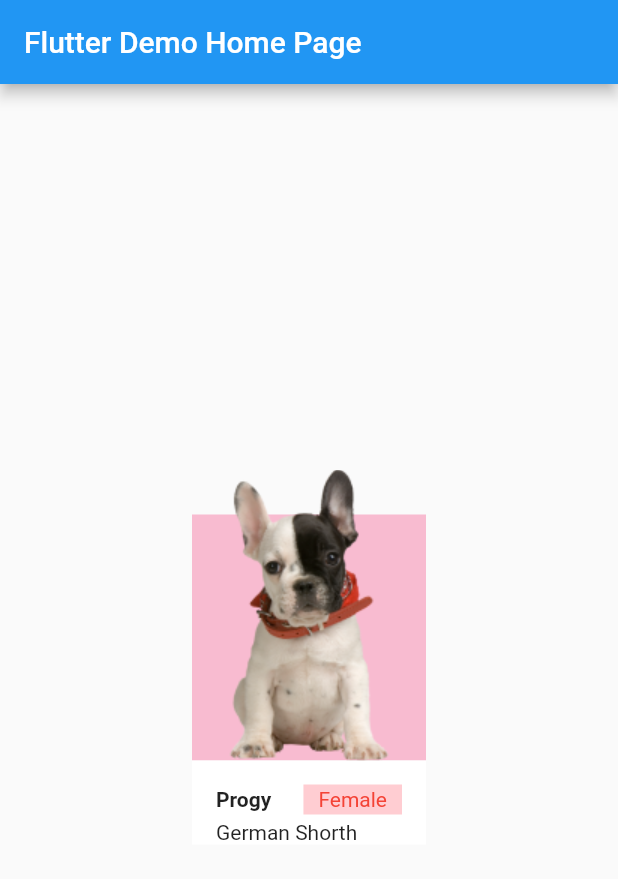
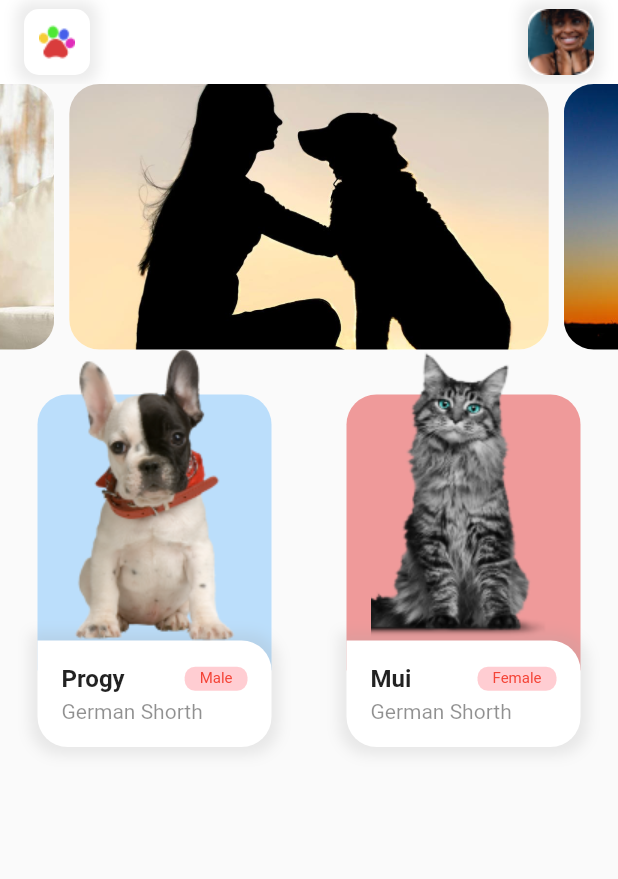
Before and after one commit to brostopchat/test-flutter-project, a Flutter app: the screen it shows after launch, on a phone screen of 412 x 824 dp. Shown: the top 879 px of the screen. Run offline on Flutter 3.47's test engine with Material 2 defaults, Android fonts, the phone set to English and light mode, and no system bars; drawn by our look-alikes of carousel_slider; project files that could hold a hidden picture were left out.

Commit message:
Visual edit
Added:
-slider
-header button
Restruct project to folders

```diff
--- a/flutter_application_1/lib/main.dart
+++ b/flutter_application_1/lib/main.dart
@@ -1,4 +1,8 @@
 import 'package:flutter/material.dart';
+import 'package:flutter_application_1/widgets/galery_slider.dart';
+
+import 'widgets/product_widget.dart';
+import 'widgets/top_button.dart';
 
 void main() {
   runApp(const MyApp());
@@ -15,7 +19,7 @@ class MyApp extends StatelessWidget {
       theme: ThemeData(
         primarySwatch: Colors.blue,
       ),
-      home: const MyHomePage(title: 'Flutter Demo Home Page'),
+      home: const MyHomePage(title: 'Test'),
     );
   }
 }
@@ -34,82 +38,60 @@ class _MyHomePageState extends State<MyHomePage> {
   Widget build(BuildContext context) {
     return Scaffold(
       appBar: AppBar(
-        title: Text(widget.title),
-      ),
-      body: Center(
-        child: Column(
-          mainAxisAlignment: MainAxisAlignment.center,
-          children: <Widget>[
-            Container(
-              width: 156,
-              height: 254,
+        elevation: 0,
+        backgroundColor: Colors.white,
+        title: Container(
           child: Column(
             children: [
-                  Stack(
-                    children: [
-                      Positioned(
-                        child: Container(
-                          color: Colors.pink[100],
-                          width: 156,
-                          height: 164,
-                        ),
-                        bottom: 0,
-                      ),
-                      Center(
-                        child: Container(
-                          child: Image.asset('assets/image/dog1.png'),
-                        ),
-                      )
-                    ],
-                  ),
-                  Container(
-                    color: Colors.white,
-                    child: Column(
-                      children: [
-                        Container(
-                          padding: EdgeInsets.fromLTRB(16, 16, 16, 0),
-                          child: Row(
+              Row(
                 mainAxisAlignment: MainAxisAlignment.spaceBetween,
                 children: [
-                              Container(
-                                child: Text(
-                                  'Progy',
-                                  style: TextStyle(
-                                    fontWeight: FontWeight.bold,
+                  TopButton(
+                    imageName: 'assets/button/pawprint.png',
                   ),
+                  TopButton(
+                    imageName: 'assets/button/profileImage.png',
                   ),
-                              ),
-                              Container(
-                                child: Text(
-                                  'Female',
-                                  style: TextStyle(color: Colors.red[500]),
-                                ),
-                                padding: EdgeInsets.fromLTRB(10, 2, 10, 2),
-                                color: Colors.red[100],
+                ],
               ),
             ],
           ),
         ),
-                        Container(
-                          padding: EdgeInsets.fromLTRB(16, 4, 0, 0),
-                          child: Row(
+      ),
+      body: SingleChildScrollView(
+        child: Column(
+          mainAxisAlignment: MainAxisAlignment.center,
+          children: <Widget>[
+            Row(
               children: [
-                              Container(
-                                child: Text(
-                                  'German Shorth',
-                                  style: TextStyle(
-                                    fontFamily: '',
-                                  ),
-                                ),
-                              )
+                GalerySlider(
+                  galeryItem: [
+                    'assets/image/galery1.jpg',
+                    'assets/image/galery2.jpg',
+                    'assets/image/galery3.jpg',
+                    'assets/image/galery4.jpg',
                   ],
-                          ),
-                        )
-                      ],
-                    ),
                 ),
               ],
             ),
+            Row(
+              mainAxisAlignment: MainAxisAlignment.spaceAround,
+              children: [
+                ProductWidget(
+                  image: 'assets/image/dog1.png',
+                  name: 'Progy',
+                  sex: 'Male',
+                  subName: 'German Shorth',
+                  backgroundColor: Colors.blue[100],
+                ),
+                ProductWidget(
+                  image: 'assets/image/cat1.png',
+                  name: 'Mui',
+                  sex: 'Female',
+                  subName: 'German Shorth',
+                  backgroundColor: Colors.red[200],
+                ),
+              ],
             ),
           ],
         ),
--- /dev/null
+++ b/flutter_application_1/lib/widgets/galery_slider.dart
@@ -0,0 +1,43 @@
+import 'package:flutter/material.dart';
+import 'package:carousel_slider/carousel_slider.dart';
+
+class GalerySlider extends StatelessWidget {
+  List<String> galeryItem = [];
+  GalerySlider({
+    required List<String> galeryItem,
+  }) {
+    this.galeryItem = galeryItem;
+  }
+  @override
+  Widget build(BuildContext context) {
+    return Container(
+      width: MediaQuery.of(context).size.width,
+      child: CarouselSlider(
+        options: CarouselOptions(height: 177),
+        items: galeryItem.map((i) {
+          return Builder(
+            builder: (BuildContext context) {
+              return Container(
+                width: 327,
+                height: 177,
+                margin: EdgeInsets.symmetric(horizontal: 5.0),
+                decoration: BoxDecoration(
+                    color: Colors.white,
+                    borderRadius: BorderRadius.circular(20)),
+                clipBehavior: Clip.antiAlias,
+                child: Image.asset(
+                  i,
+                  fit: BoxFit.fitWidth,
+                ),
+                // child: Text(
+                //   'text $i',
+                //   style: TextStyle(fontSize: 16.0),
+                // ),
+              );
+            },
+          );
+        }).toList(),
+      ),
+    );
+  }
+}
--- /dev/null
+++ b/flutter_application_1/lib/widgets/product_widget.dart
@@ -0,0 +1,129 @@
+import 'package:flutter/material.dart';
+
+class ProductWidget extends StatelessWidget {
+  String? image;
+  String? name;
+  String? sex;
+  String? subName;
+  Color? backgroundColor;
+  ProductWidget({
+    String? image,
+    String? name,
+    String? sex,
+    String? subName,
+    Color? backgroundColor,
+  }) {
+    this.image = image;
+    this.name = name;
+    this.sex = sex;
+    this.subName = subName;
+    this.backgroundColor = backgroundColor;
+  }
+
+  @override
+  Widget build(BuildContext context) {
+    return Container(
+      width: 156,
+      child: Column(
+        children: [
+          Stack(
+            clipBehavior: Clip.none,
+            children: [
+              Container(
+                child: Positioned(
+                  child: Container(
+                    width: 156,
+                    height: 184,
+                    decoration: BoxDecoration(
+                      color: backgroundColor,
+                      borderRadius: BorderRadius.only(
+                        topLeft: Radius.circular(20),
+                        topRight: Radius.circular(20),
+                      ),
+                    ),
+                  ),
+                  bottom: -20,
+                ),
+              ),
+              Center(
+                child: Container(
+                  child: Image.asset(
+                    image!,
+                  ),
+                ),
+              ),
+            ],
+          ),
+          Container(
+            child: Column(
+              children: [
+                Container(
+                  padding: EdgeInsets.fromLTRB(16, 16, 16, 0),
+                  child: Row(
+                    mainAxisAlignment: MainAxisAlignment.spaceBetween,
+                    children: [
+                      Container(
+                        child: Text(
+                          name.toString(),
+                          style: TextStyle(
+                            fontWeight: FontWeight.bold,
+                            fontSize: 16,
+                          ),
+                        ),
+                      ),
+                      Container(
+                        child: Text(
+                          sex.toString(),
+                          style: TextStyle(
+                            color: Colors.red[500],
+                            fontSize: 10,
+                          ),
+                        ),
+                        padding: EdgeInsets.fromLTRB(10, 2, 10, 2),
+                        decoration: BoxDecoration(
+                            color: Colors.red[100],
+                            borderRadius: BorderRadius.all(Radius.circular(7))),
+                      ),
+                    ],
+                  ),
+                ),
+                Container(
+                  padding: EdgeInsets.fromLTRB(16, 4, 0, 16),
+                  child: Row(
+                    children: [
+                      Container(
+                        child: Opacity(
+                          opacity: 0.5,
+                          child: Text(
+                            subName.toString(),
+                            style: TextStyle(fontFamily: '', fontSize: 14),
+                          ),
+                        ),
+                      ),
+                    ],
+                  ),
+                ),
+              ],
+            ),
+            decoration: BoxDecoration(
+              color: Colors.white,
+              boxShadow: [
+                BoxShadow(
+                  color: Colors.grey.withOpacity(0.2),
+                  spreadRadius: 5,
+                  blurRadius: 7,
+                  offset: Offset(0, 0),
+                ),
+              ],
+              borderRadius: BorderRadius.only(
+                topRight: Radius.circular(20),
+                bottomLeft: Radius.circular(20),
+                bottomRight: Radius.circular(20),
+              ),
+            ),
+          ),
+        ],
+      ),
+    );
+  }
+}
--- /dev/null
+++ b/flutter_application_1/lib/widgets/top_button.dart
@@ -0,0 +1,37 @@
+import 'package:flutter/material.dart';
+
+class TopButton extends StatelessWidget {
+  String? imageName;
+  TopButton({
+    String? imageName,
+  }) {
+    this.imageName = imageName;
+  }
+
+  @override
+  Widget build(BuildContext context) {
+    return GestureDetector(
+      child: Container(
+        width: 44,
+        height: 44,
+        child: Container(
+          child: Image.asset(
+            imageName.toString(),
+          ),
+        ),
+        decoration: BoxDecoration(
+          borderRadius: BorderRadius.circular(10),
+          color: Colors.white,
+          boxShadow: [
+            BoxShadow(
+              color: Colors.grey.withOpacity(0.2),
+              spreadRadius: 5,
+              blurRadius: 7,
+              offset: Offset(0, 0),
+            ),
+          ],
+        ),
+      ),
+    );
+  }
+}
--- a/flutter_application_1/pubspec.yaml
+++ b/flutter_application_1/pubspec.yaml
@@ -34,6 +34,7 @@ dependencies:
   # The following adds the Cupertino Icons font to your application.
   # Use with the CupertinoIcons class for iOS style icons.
   cupertino_icons: ^1.0.2
+  carousel_slider: ^4.0.0
 
 dev_dependencies:
   flutter_test:
@@ -62,8 +63,9 @@ flutter:
   #   - images/a_dot_burr.jpeg
   #   - images/a_dot_ham.jpeg
   assets:
-    - assets/image/dog.svg
-    - assets/image/dog1.png
+    - assets/
+    - assets/image/
+    - assets/button/
 
   # An image asset can refer to one or more resolution-specific "variants", see
   # https://flutter.dev/assets-and-images/#resolution-aware.
```
Also changed, not shown: flutter_application_1/assets/button/pawprint.png (added), flutter_application_1/assets/button/profileImage.png (added), flutter_application_1/assets/image/cat1.png (added), flutter_application_1/assets/image/dog.svg (deleted), flutter_application_1/assets/image/galery1.jpg (added), flutter_application_1/assets/image/galery2.jpg (added), flutter_application_1/assets/image/galery3.jpg (added), flutter_application_1/assets/image/galery4.jpg (added), flutter_application_1/pubspec.lock. Lines whose indentation alone changed are shown as unchanged.
